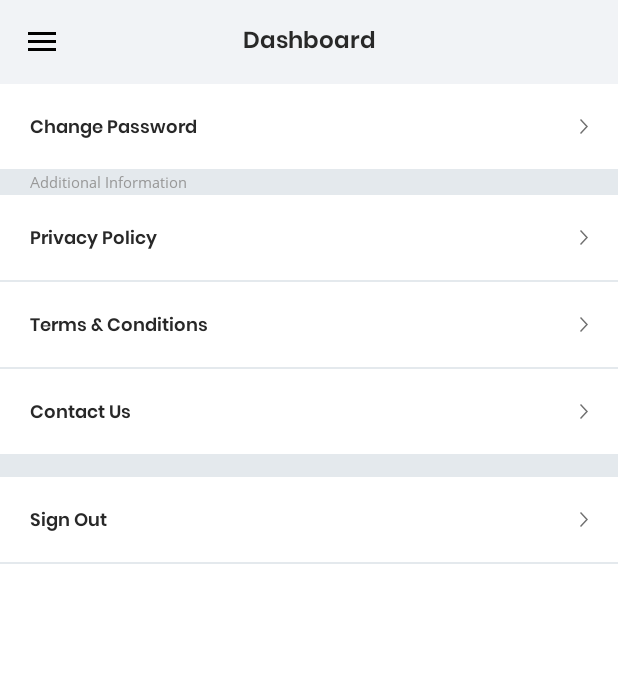
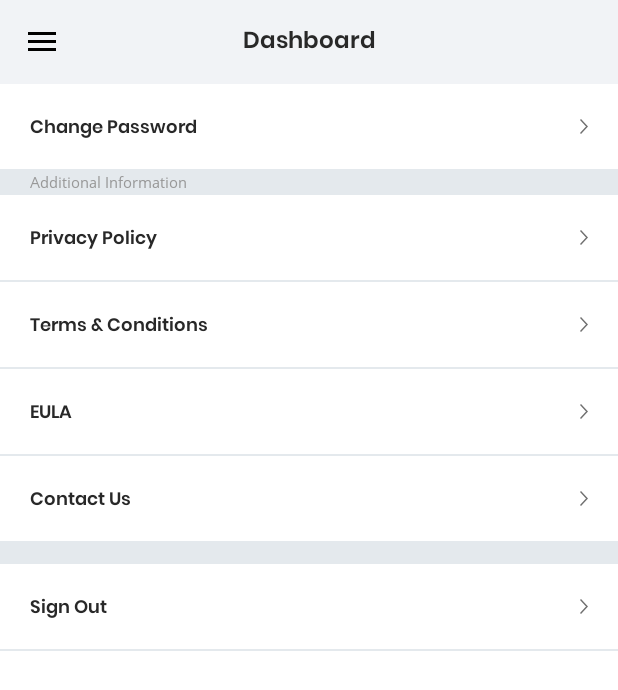
Before and after one commit to mikeds/UM20004-bpaymerchant, an Android app: the SettingsFragment screen opened through its navigation route, on a phone screen of 412 x 824 dp. Shown: the top 690 px of the screen. Run offline under Robolectric (Android 15) with nearby library versions, the phone set to English and light mode, and no system bars; our stand-ins replace Dagger/Hilt's generated code, RxJava, Timber, navigation-ui; libraries missing offline, so code that uses them is left out: com.amulyakhare.textdrawable, com.google.i18n.phonenumbers, io.realm, io.realm.kotlin; network calls fail; pictures from the network do not load; 8 statements that could not run were skipped.

Commit message:
• Added Url Link for Privacy, Terms & Condition and EULA

```diff
--- a/bambupay-merchant/build.gradle
+++ b/bambupay-merchant/build.gradle
@@ -52,12 +52,14 @@ android {
             }
             signingConfig signingConfigs.release
             buildConfigField "String", 'API_BASE_URL', '"https://api.resolveitthrough.us/"'
+            buildConfigField "String", 'API_BASE_URL_TMS', '"https://tms.resolveitthrough.us/"'
         }
 
         debug {
             debuggable true
             versionNameSuffix "(demo)"
             buildConfigField "String", 'API_BASE_URL', '"https://dev-api.resolveitthrough.us/"'
+            buildConfigField "String", 'API_BASE_URL_TMS', '"https://dev-tms.resolveitthrough.us/"'
             signingConfig signingConfigs.debug
             matchingFallbacks = ['debug', 'release']
         }
@@ -66,6 +68,7 @@ android {
             debuggable true
             versionNameSuffix "(staging)"
             buildConfigField "String", 'API_BASE_URL', '"https://staging-api.resolveitthrough.us/"'
+            buildConfigField "String", 'API_BASE_URL_TMS', '"https://staging-tms.resolveitthrough.us/"'
             signingConfig signingConfigs.debug
             matchingFallbacks = ['debug', 'release']
         }
--- a/bambupay-merchant/src/main/java/com/uxi/bambupaymerchant/ui/home/adapter/RecentHistoryAdapter.kt
+++ b/bambupay-merchant/src/main/java/com/uxi/bambupaymerchant/ui/home/adapter/RecentHistoryAdapter.kt
@@ -63,11 +63,11 @@ class RecentHistoryAdapter(private val activity: FragmentActivity?,
                             itemView.txt_amount.setTextColor((ContextCompat.getColor(it1, R.color.light_green)))
                         }
                     }
-                    CASH_OUT -> itemView.txt_transaction_type.text = activity?.getString(R.string.cash_out)
+                    /*CASH_OUT -> itemView.txt_transaction_type.text = activity?.getString(R.string.cash_out)
                     SCAN_PAY_QR -> itemView.txt_transaction_type.text = activity?.getString(R.string.scan_pay)
                     CREATE_SCAN_QR -> itemView.txt_transaction_type.text = activity?.getString(R.string.create_scan_qr)
                     QUICK_PAY_QR -> itemView.txt_transaction_type.text = activity?.getString(R.string.quick_qr)
-                    INCOME_SHARES -> itemView.txt_transaction_type.text = activity?.getString(R.string.income_shares)
+                    INCOME_SHARES -> itemView.txt_transaction_type.text = activity?.getString(R.string.income_shares)*/
                     else -> {itemView.txt_transaction_type.text = it.transactionType}
                 }
                 val transactionAmount = it.amount?.let { it1 -> utils?.currencyFormat(it1) }
--- a/bambupay-merchant/src/main/res/layout/fragment_settings.xml
+++ b/bambupay-merchant/src/main/res/layout/fragment_settings.xml
@@ -53,6 +53,7 @@
             android:textColor="@color/grey" />
 
         <RelativeLayout
+            android:id="@+id/btn_data_privacy"
             android:layout_width="match_parent"
             android:layout_height="wrap_content"
             android:background="?android:attr/selectableItemBackground"
@@ -86,6 +87,7 @@
             android:background="@color/div" />
 
         <RelativeLayout
+            android:id="@+id/btn_terms"
             android:layout_width="match_parent"
             android:layout_height="wrap_content"
             android:background="?android:attr/selectableItemBackground"
@@ -102,6 +104,41 @@
                 android:paddingTop="@dimen/activity_horizontal_margin"
                 android:paddingBottom="@dimen/activity_horizontal_margin"
                 android:text="@string/terms" />
+
+            <ImageView
+                android:layout_width="wrap_content"
+                android:layout_height="wrap_content"
+                android:layout_alignParentEnd="true"
+                android:layout_centerVertical="true"
+                android:layout_marginStart="15dp"
+                android:adjustViewBounds="true"
+                android:src="@drawable/ic_arrow_right" />
+
+        </RelativeLayout>
+
+        <View
+            android:layout_width="match_parent"
+            android:layout_height="1dp"
+            android:background="@color/div" />
+
+        <RelativeLayout
+            android:id="@+id/btn_eula"
+            android:layout_width="match_parent"
+            android:layout_height="wrap_content"
+            android:background="?android:attr/selectableItemBackground"
+            android:clickable="true"
+            android:paddingStart="@dimen/activity_horizontal_margin"
+            android:paddingEnd="@dimen/activity_horizontal_margin"
+            android:focusable="true">
+
+            <TextView
+                style="@style/TextViewSmall.SemiBold"
+                android:layout_width="wrap_content"
+                android:layout_height="wrap_content"
+                android:includeFontPadding="false"
+                android:paddingTop="@dimen/activity_horizontal_margin"
+                android:paddingBottom="@dimen/activity_horizontal_margin"
+                android:text="@string/eula" />
 
             <ImageView
                 android:layout_width="wrap_content"
--- a/bambupay-merchant/src/main/res/values/strings.xml
+++ b/bambupay-merchant/src/main/res/values/strings.xml
@@ -91,6 +91,7 @@
     <string name="additional_info">Additional Information</string>
     <string name="privacy_policy">Privacy Policy</string>
     <string name="terms">Terms &amp; Conditions</string>
+    <string name="eula">EULA</string>
     <string name="contact_us">Contact Us</string>
     <string name="sign_out">Sign Out</string>
 
```
Also changed, not shown: bambupay-merchant/src/main/java/com/uxi/bambupaymerchant/view/fragment/SettingsFragment.kt (+25 -0 lines).
